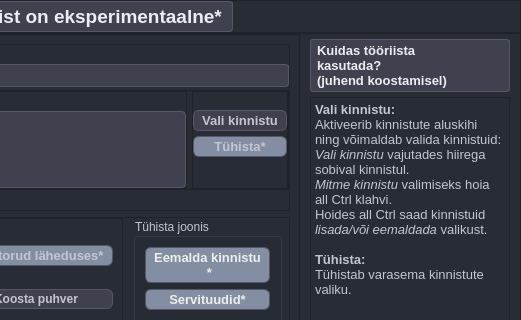
The window that mailabl-qgis/Functions/Easements/widgets/Servituut.ui (TuloliKalver/mailabl-qgis) describes before a commit, drawn with Qt 5; both pictures show x 379 to 900 and y 0 to 320 of the 900 by 750 pixel window.
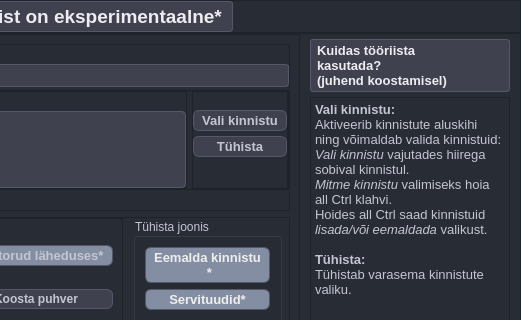
The same window after the commit. Icons and pictures are not drawn.

```diff
--- a/mailabl-qgis/Functions/Easements/widgets/Servituut.ui
+++ b/mailabl-qgis/Functions/Easements/widgets/Servituut.ui
@@ -452,10 +452,10 @@
                      </font>
                     </property>
                     <property name="styleSheet">
-                     <string notr="true">background-color: rgb(131, 142, 162);</string>
+                     <string notr="true"/>
                     </property>
                     <property name="text">
-                     <string>Tühista*</string>
+                     <string>Tühista</string>
                     </property>
                     <property name="icon">
                      <iconset>
```
